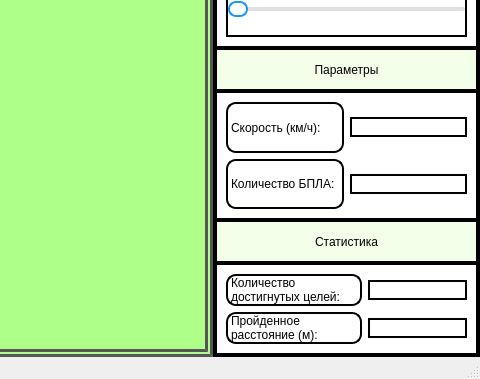
First picture: the form in main_window/trajectory.ui, repository MihailZimin/route-planning, before the edit; both pictures show x 456 to 936 and y 275 to 654 of the 936 by 654 pixel window.
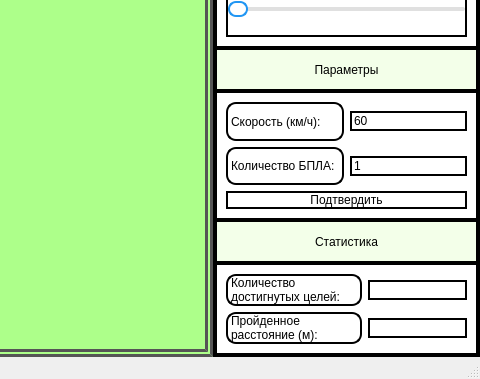
Second picture: the form after the edit. The open tabs and pages were chosen to show the change. Icons and pictures are not drawn.

Commit message: add bpla count and speed, change add geo objects method

Patch:
```diff
--- a/main_window/trajectory.ui
+++ b/main_window/trajectory.ui
@@ -349,8 +349,12 @@
                </property>
               </widget>
              </item>
-             <item row="0" column="1">
-              <widget class="QLineEdit" name="speedLineEdit"/>
+             <item row="1" column="1">
+              <widget class="QLineEdit" name="droneAmountLineEdit">
+               <property name="text">
+                <string>1</string>
+               </property>
+              </widget>
              </item>
              <item row="1" column="0">
               <widget class="QLabel" name="droneAmountLabel">
@@ -370,8 +374,24 @@
                </property>
               </widget>
              </item>
-             <item row="1" column="1">
-              <widget class="QLineEdit" name="droneAmountLineEdit"/>
+             <item row="0" column="1">
+              <widget class="QLineEdit" name="speedLineEdit">
+               <property name="text">
+                <string>60</string>
+               </property>
+              </widget>
+             </item>
+             <item row="2" column="0" colspan="2">
+              <widget class="QPushButton" name="acceptParams">
+               <property name="styleSheet">
+                <string notr="true">font: 75 9pt &quot;Microsoft Tai Le&quot;;
+border: 2px solid black #cccccc;
+border-radius: 10px;</string>
+               </property>
+               <property name="text">
+                <string>Подтвердить</string>
+               </property>
+              </widget>
              </item>
             </layout>
            </widget>
```
Left out of the diff: 4 changed lines with no effect on the pictures. The commit also changes 1 other file.
